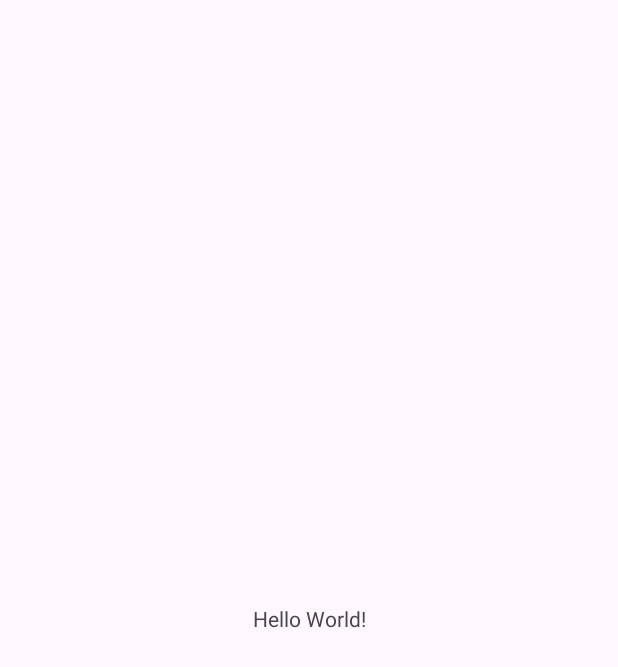
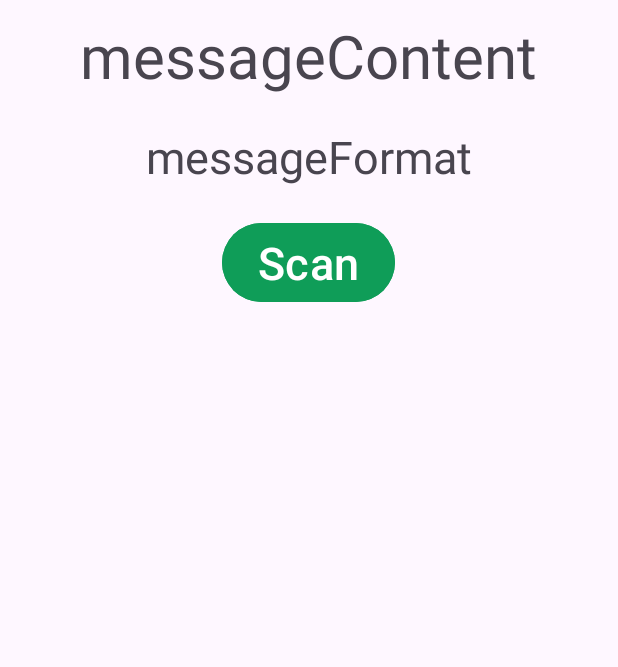
Before and after one commit to keromagdyy/QRScannerApp, an Android app: the screen it shows after launch (MainActivity), on a phone screen of 412 x 824 dp. Before the commit the part shown is almost empty. Shown: the top 667 px of the screen. Run offline under Robolectric (Android 15) with nearby library versions, the phone set to English and light mode, and no system bars; libraries missing offline, so code that uses them is left out: com.google.zxing.integration.

Commit message:
- Create Qr view and implementation - Create function to get the Qr type
Kerolos, 16-2-2025

```diff
--- a/app/src/main/AndroidManifest.xml
+++ b/app/src/main/AndroidManifest.xml
@@ -1,6 +1,6 @@
 <?xml version="1.0" encoding="utf-8"?>
 <manifest xmlns:android="http://schemas.android.com/apk/res/android"
-    xmlns:tools="http://schemas.android.com/tools" >
+    xmlns:tools="http://schemas.android.com/tools">
 
     <application
         android:allowBackup="true"
@@ -11,10 +11,10 @@
         android:roundIcon="@mipmap/ic_launcher_round"
         android:supportsRtl="true"
         android:theme="@style/Theme.QRScannerApp"
-        tools:targetApi="31" >
+        tools:targetApi="31">
         <activity
             android:name=".MainActivity"
-            android:exported="true" >
+            android:exported="true">
             <intent-filter>
                 <action android:name="android.intent.action.MAIN" />
 
--- a/app/src/main/res/layout/activity_main.xml
+++ b/app/src/main/res/layout/activity_main.xml
@@ -1,19 +1,39 @@
 <?xml version="1.0" encoding="utf-8"?>
-<androidx.constraintlayout.widget.ConstraintLayout
+<LinearLayout
     xmlns:android="http://schemas.android.com/apk/res/android"
+    xmlns:app="http://schemas.android.com/apk/res-auto"
     xmlns:tools="http://schemas.android.com/tools"
-    xmlns:app="http://schemas.android.com/apk/res-auto"
-    android:id="@+id/main"
     android:layout_width="match_parent"
     android:layout_height="match_parent"
+    android:orientation="vertical"
     tools:context=".MainActivity">
+
     <TextView
-      android:layout_width="wrap_content"
-      android:layout_height="wrap_content"
-      android:text="Hello World!"
-      app:layout_constraintBottom_toBottomOf="parent"
-      app:layout_constraintStart_toStartOf="parent"
-      app:layout_constraintEnd_toEndOf="parent"
-      app:layout_constraintTop_toTopOf="parent" />
+        android:id="@+id/textContent"
+        android:layout_width="wrap_content"
+        android:layout_height="wrap_content"
+        android:layout_gravity="center"
+        android:textSize="40sp"
+        android:layout_margin="10dp"
+        android:text="messageContent"/>
 
-  </androidx.constraintlayout.widget.ConstraintLayout>
+    <TextView
+        android:id="@+id/textFormat"
+        android:text="messageFormat"
+        android:layout_width="wrap_content"
+        android:layout_gravity="center"
+        android:layout_margin="10dp"
+        android:textSize="30sp"
+        android:layout_height="wrap_content" />
+
+    <Button
+        android:id="@+id/scanBtn"
+        android:layout_width="wrap_content"
+        android:layout_height="wrap_content"
+        android:layout_margin="10dp"
+        android:textSize="30sp"
+        android:backgroundTint="#0F9D58"
+        android:layout_gravity="center"
+        android:text="Scan"/>
+
+</LinearLayout>
```
Also changed, not shown: app/build.gradle (+9 -1 lines), app/src/main/java/com/ebe/qrScannerApp/MainActivity.java (+83 -10 lines).
